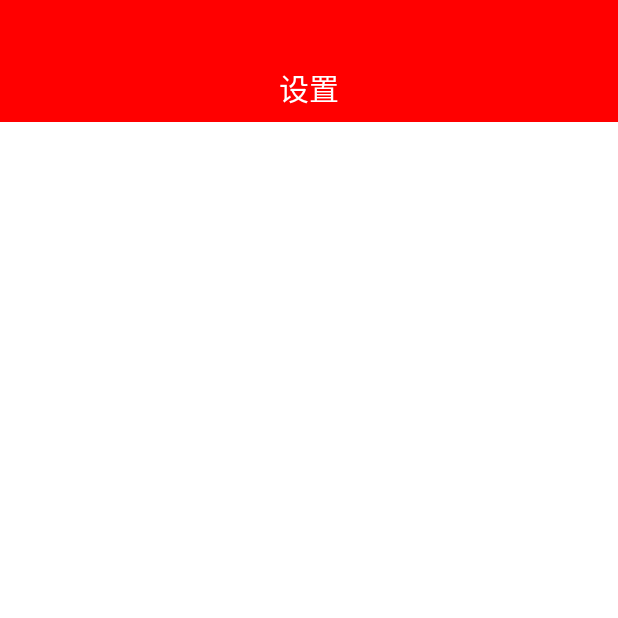
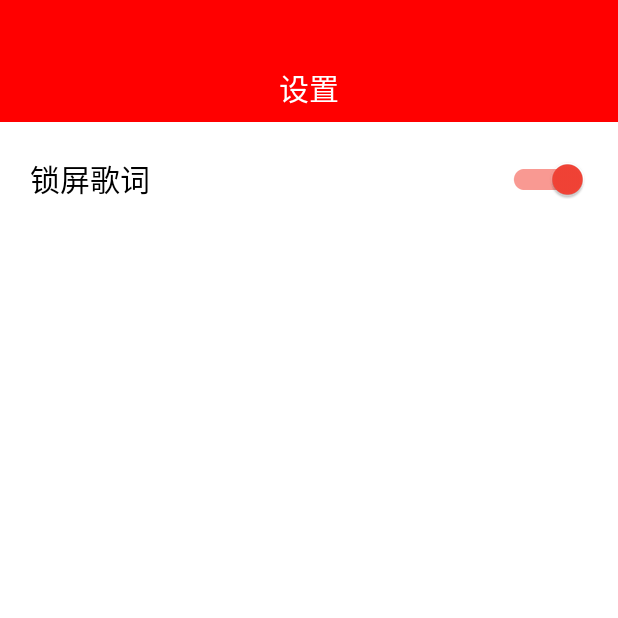
Before and after one commit to wgllss/SSMusic, an Android app: the fragment SettingFragment shown on its own in the app's theme, on a phone screen of 412 x 824 dp, the top half of it. Run offline under Robolectric (Android 15) with nearby library versions, the phone set to English and light mode, and no system bars; our stand-ins replace data binding; 2 statements that could not run were skipped.

```diff
--- a/app/src/main/res/layout/fragment_setting.xml
+++ b/app/src/main/res/layout/fragment_setting.xml
@@ -1,30 +1,62 @@
 <?xml version="1.0" encoding="utf-8"?>
-<layout>
+<layout xmlns:app="http://schemas.android.com/apk/res-auto">
 
-    <FrameLayout xmlns:android="http://schemas.android.com/apk/res/android"
+    <androidx.constraintlayout.widget.ConstraintLayout xmlns:android="http://schemas.android.com/apk/res/android"
         android:layout_width="match_parent"
         android:layout_height="match_parent">
 
         <View
             android:layout_width="match_parent"
             android:layout_height="81dp"
-            android:layout_gravity="top|left"
-            android:background="@color/colorAccent" />
+            android:background="@color/colorAccent"
+            app:layout_constraintLeft_toLeftOf="parent"
+            app:layout_constraintTop_toTopOf="parent" />
 
         <androidx.appcompat.widget.AppCompatTextView
+            android:id="@+id/title"
             android:layout_width="match_parent"
             android:layout_height="45dp"
-            android:layout_gravity="top|left"
             android:layout_marginTop="36dp"
             android:gravity="center"
             android:text="设置"
             android:textColor="@color/white"
-            android:textSize="20dp" />
+            android:textSize="20dp"
+            app:layout_constraintLeft_toLeftOf="parent"
+            app:layout_constraintTop_toTopOf="parent" />
+
 
         <View
             android:layout_width="match_parent"
             android:layout_height="match_parent"
             android:layout_marginTop="81dp"
             android:background="@color/white" />
-    </FrameLayout>
+
+        <com.google.android.material.textview.MaterialTextView
+            android:id="@+id/material_locker_setting"
+            android:layout_width="match_parent"
+            android:layout_height="45dp"
+            android:layout_marginTop="15dp"
+            android:gravity="center_vertical"
+            android:paddingLeft="20dp"
+            android:text="锁屏歌词"
+            android:textColor="@color/black"
+            android:textSize="20dp"
+            app:layout_constraintTop_toBottomOf="@id/title" />
+
+        <com.google.android.material.switchmaterial.SwitchMaterial
+            android:id="@+id/material_switch"
+            android:layout_width="100dp"
+            android:layout_height="45dp"
+            android:layout_marginTop="15dp"
+            android:layout_marginRight="20dp"
+            android:checked="true"
+            android:gravity="center_vertical"
+            android:paddingLeft="20dp"
+            android:text=""
+            android:theme="@style/ssStyle"
+            app:layout_constraintRight_toRightOf="parent"
+            app:layout_constraintTop_toBottomOf="@id/title"
+            app:switchMinWidth="60dp" />
+
+    </androidx.constraintlayout.widget.ConstraintLayout>
 </layout>
--- a/app/src/main/res/values/themes.xml
+++ b/app/src/main/res/values/themes.xml
@@ -103,4 +103,16 @@
         <!--        <item name="android:paddingTop">20dp</item>-->
         <item name="android:radius">20dp</item>
     </style>
+
+    <style name="onTextOff" parent="Theme.SSMusic">
+        <item name="android:textColor">@color/white</item>
+        <item name="android:textSize">16dp</item>
+    </style>
+
+    <style name="ssStyle" parent="Theme.SSMusic">
+        <item name="colorControlActivated">@color/red</item>
+        <item name="colorSwitchThumbNormal">@color/color_999999</item>
+        <item name="android:colorForeground">@color/color_FFCD4339</item>
+    </style>
+
 </resources>
```
Also changed, not shown: app/src/main/java/com/wgllss/ssmusic/features_ui/page/home/fragment/SettingFragment.kt (+53 -0 lines).
